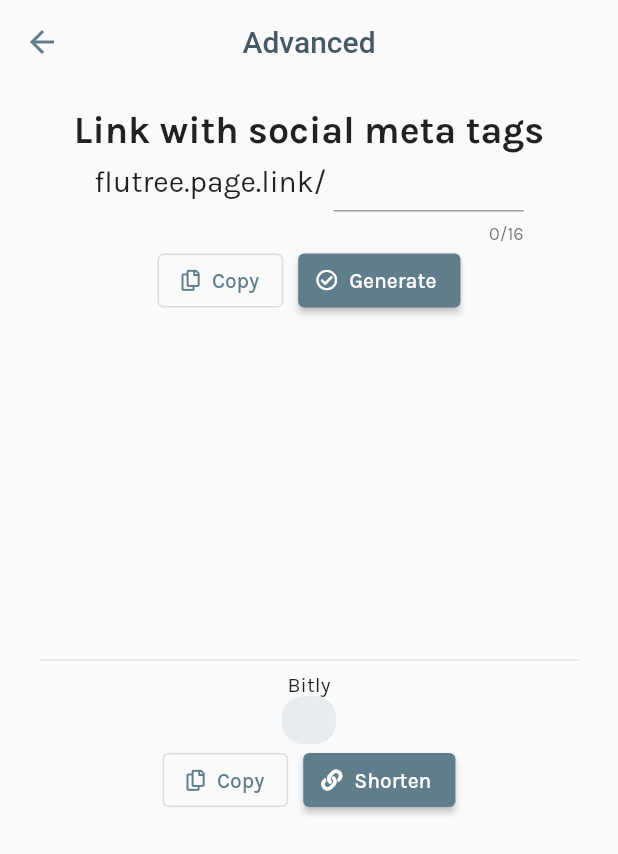
After one commit to flutree/flutree, a Flutter app: the LiveGuide screen opened directly, after a tap on "Advanced link...", on a phone screen of 412 x 824 dp. The commit adds this screen. Shown: the top 854 px of the screen. Run offline on Flutter 3.47's test engine with Material 2 defaults, Android fonts, the phone set to English and light mode, and no system bars; our stand-ins replace cloud_firestore, dio, dotted_border, firebase_analytics, firebase_auth, firebase_core and 12 more; missing offline and left inert: dough, giffy_dialog; accounts and stored records are empty; network calls fail.

Commit message:
:fire: firebase-admob :heavy_plus_sign: google_mobile_ads dependencies upgrade major versions has mage in qrcode ui improvemnet and cleanup share_profile page cleanup firebase_dynamic_links: ^2.0.2 firebase_analytics: ^8.0.2 dio: ^4.0.0 get_storage: ^2.0.2 Create bitly link in app

```diff
--- a/lib/CONSTANTS.dart
+++ b/lib/CONSTANTS.dart
@@ -1,9 +1,14 @@
 library constants;
 
 const kWebappUrl = 'flutree.web.app';
+const kPageUrl = 'flutree.page.link';
 const kPlayStoreUrl =
     'https://play.google.com/store/apps/details?id=com.iqmal.linktreeflutter';
 
 // Gumroard
 const kLinkGumroad = 'https://gum.co/YHweV';
 const kGumroadDiscountLink = 'https://gumroad.com/l/YHweV/8t2062d';
+
+// Get Storage
+const kHasFdlLink = 'hasFdlLink';
+const kFdlLink = 'fdlLink';
--- /dev/null
+++ b/lib/views/customizable/advanced_link.dart
@@ -0,0 +1,235 @@
+import 'dart:convert';
+import 'dart:io';
+
+import 'package:cloud_firestore/cloud_firestore.dart';
+import 'package:dio/dio.dart';
+import 'package:firebase_dynamic_links/firebase_dynamic_links.dart';
+import 'package:flutter/material.dart';
+import 'package:fluttertoast/fluttertoast.dart';
+import 'package:font_awesome_flutter/font_awesome_flutter.dart';
+import 'package:get_storage/get_storage.dart';
+import 'package:linktree_iqfareez_flutter/CONSTANTS.dart';
+import 'package:linktree_iqfareez_flutter/PRIVATE.dart';
+
+class AdvancedLink extends StatefulWidget {
+  AdvancedLink({this.userInfo, this.uniqueLink, this.uniqueCode});
+  final DocumentSnapshot userInfo;
+  final String uniqueLink;
+  final String uniqueCode;
+  @override
+  _AdvancedLinkState createState() => _AdvancedLinkState();
+}
+
+class _AdvancedLinkState extends State<AdvancedLink> {
+  DocumentReference _userData;
+  bool _hasGeneratedFdlLink = false;
+  bool _hasGeneratedBitlyLink = false;
+  String _fdlLink;
+  String _bitlyLink;
+
+  @override
+  void initState() {
+    super.initState();
+    _userData =
+        FirebaseFirestore.instance.collection('links').doc(widget.uniqueCode);
+    _hasGeneratedFdlLink = GetStorage().read(kHasFdlLink) != null;
+    _fdlLink = GetStorage().read(kFdlLink) ?? "";
+  }
+
+  @override
+  Widget build(BuildContext context) {
+    return GestureDetector(
+      onTap: () {
+        FocusScope.of(context).unfocus();
+      },
+      child: Scaffold(
+        resizeToAvoidBottomInset: false,
+        appBar: AppBar(
+          shadowColor: Colors.transparent,
+          backgroundColor: Colors.transparent,
+          iconTheme: IconThemeData(color: Colors.blueGrey),
+          actionsIconTheme: IconThemeData(color: Colors.blueGrey),
+          elevation: 0.0,
+          centerTitle: true,
+          title: Text(
+            'Advanced',
+            style: TextStyle(color: Colors.blueGrey.shade700),
+          ),
+        ),
+        body: Padding(
+          padding: const EdgeInsets.all(16.0),
+          child: Column(
+            children: [
+              Expanded(
+                child: Column(
+                  children: [
+                    Text(
+                      'Link with social meta tags',
+                      style:
+                          TextStyle(fontSize: 25, fontWeight: FontWeight.bold),
+                    ),
+                    SizedBox(height: 5),
+                    Row(
+                      crossAxisAlignment: CrossAxisAlignment.baseline,
+                      textBaseline: TextBaseline.alphabetic,
+                      mainAxisSize: MainAxisSize.min,
+                      children: [
+                        Flexible(
+                          flex: 2,
+                          child: Text(
+                            '$kPageUrl/ ',
+                            style: TextStyle(
+                                fontSize: 20,
+                                textBaseline: TextBaseline.alphabetic),
+                          ),
+                        ),
+                        Flexible(
+                          flex: 1,
+                          child: TextField(
+                            maxLength: 16,
+                            decoration: InputDecoration(
+                              // border: OutlineInputBorder(),
+                              isDense: true,
+                            ),
+                          ),
+                        ),
+                      ],
+                    ),
+                    Row(
+                      mainAxisSize: MainAxisSize.min,
+                      children: [
+                        OutlinedButton.icon(
+                          onPressed: () {},
+                          label: Text('Copy'),
+                          icon: FaIcon(FontAwesomeIcons.copy, size: 14),
+                        ),
+                        SizedBox(width: 5),
+                        SizedBox(width: 5),
+                        ElevatedButton.icon(
+                          onPressed: () {
+                            // DynamicLinkParameters _parameters =
+                            //     DynamicLinkParameters(
+                            //         uriPrefix: 'https://flutree.web.app',
+                            //         link: Uri.parse(widget.uniqueLink));
+                            Fluttertoast.showToast(msg: 'hiihiiih');
+                          },
+                          label: Text(
+                              _hasGeneratedFdlLink ? 'Refresh' : 'Generate'),
+                          icon: FaIcon(
+                              _hasGeneratedFdlLink
+                                  ? FontAwesomeIcons.syncAlt
+                                  : FontAwesomeIcons.checkCircle,
+                              size: 14),
+                        ),
+                      ],
+                    )
+                  ],
+                ),
+              ),
+              Divider(
+                indent: 10,
+                endIndent: 10,
+              ),
+              Expanded(
+                  child: Column(
+                children: [
+                  Text('Bitly'),
+                  Container(
+                    padding: EdgeInsets.symmetric(horizontal: 18, vertical: 8),
+                    decoration: BoxDecoration(
+                        borderRadius: BorderRadius.circular(14.0),
+                        color: Colors.blueGrey.shade100.withAlpha(105)),
+                    child: Text.rich(
+                      TextSpan(
+                          style: TextStyle(
+                            fontSize: 21,
+                          ),
+                          children: [
+                            TextSpan(text: ''),
+                            TextSpan(
+                                text: _bitlyLink,
+                                style: TextStyle(fontWeight: FontWeight.bold)),
+                          ]),
+                      textAlign: TextAlign.center,
+                    ),
+                  ),
+                  Row(
+                    mainAxisSize: MainAxisSize.min,
+                    children: [
+                      OutlinedButton.icon(
+                        onPressed: () {},
+                        label: Text('Copy'),
+                        icon: FaIcon(FontAwesomeIcons.copy, size: 14),
+                      ),
+                      SizedBox(width: 5),
+                      SizedBox(width: 5),
+                      ElevatedButton.icon(
+                        onPressed: _hasGeneratedBitlyLink
+                            ? () {
+                                // DynamicLinkParameters _parameters =
+                                //     DynamicLinkParameters(
+                                //         uriPrefix: 'https://flutree.web.app',
+                                //         link: Uri.parse(widget.uniqueLink));
+                                Fluttertoast.showToast(msg: 'Copy');
+                              }
+                            : () async {
+                                var _jsonBody = {
+                                  "long_url": widget.uniqueLink,
+                                  "domain": "bit.ly",
+                                  "group_guid": "Bl4628jEmC1"
+                                };
+                                var response = await Dio().post(
+                                    'https://api-ssl.bitly.com/v4/shorten',
+                                    options: Options(
+                                      headers: {
+                                        'Authorization':
+                                            'Bearer $kBitlyApiToken',
+                                        Headers.contentTypeHeader:
+                                            'application/json'
+                                      },
+                                    ),
+                                    data: _jsonBody);
+
+                                print(response);
+
+                                switch (response.statusCode) {
+                                  case HttpStatus.ok:
+                                  //TODO: Response message
+                                  case HttpStatus.created:
+                                    //TODO: Respomnse message
+                                    var decoded =
+                                        json.decode(response.toString());
+                                    print(decoded);
+                                    Fluttertoast.showToast(msg: decoded["id"]);
+                                    Fluttertoast.showToast(
+                                        msg: decoded["created_at"]);
+                                    setState(() {
+                                      _hasGeneratedBitlyLink = true;
+                                      _bitlyLink = decoded["id"];
+                                    });
+                                    break;
+                                  default:
+                                    Fluttertoast.showToast(
+                                        msg:
+                                            'Error: ${response.statusCode}: ${response.statusMessage}');
+                                }
+                              },
+                        label:
+                            Text(_hasGeneratedBitlyLink ? 'Copy' : 'Shorten'),
+                        icon: FaIcon(
+                            _hasGeneratedBitlyLink
+                                ? FontAwesomeIcons.copy
+                                : FontAwesomeIcons.link,
+                            size: 14),
+                      ),
+                    ],
+                  )
+                ],
+              ))
+            ],
+          ),
+        ),
+      ),
+    );
+  }
+}
--- a/lib/views/customizable/share_profile.dart
+++ b/lib/views/customizable/share_profile.dart
@@ -1,11 +1,15 @@
-import 'package:firebase_admob/firebase_admob.dart';
+import 'package:cloud_firestore/cloud_firestore.dart';
 import 'package:flutter/foundation.dart' show kIsWeb;
+import 'package:flutter/gestures.dart';
 import 'package:flutter/material.dart';
 import 'package:flutter/services.dart';
 import 'package:fluttertoast/fluttertoast.dart';
 import 'package:font_awesome_flutter/font_awesome_flutter.dart';
 import 'package:giffy_dialog/giffy_dialog.dart';
+import 'package:google_mobile_ads/google_mobile_ads.dart';
 import 'package:linktree_iqfareez_flutter/utils/ads_helper.dart';
+import 'package:linktree_iqfareez_flutter/views/customizable/advanced_link.dart';
+import 'package:linktree_iqfareez_flutter/views/customizable/qrcode_only.dart';
 import 'package:qr_flutter/qr_flutter.dart';
 import 'package:share_plus/share_plus.dart';
 import '../../CONSTANTS.dart';
@@ -14,8 +18,9 @@ import '../../utils/urlLauncher.dart';
 import '../widgets/reuseable.dart';
 
 class LiveGuide extends StatefulWidget {
-  LiveGuide(this.userCode);
+  LiveGuide({this.userCode, this.docs});
   final String userCode;
+  final DocumentSnapshot docs;
 
   @override
   _LiveGuideState createState() => _LiveGuideState();
@@ -29,11 +34,25 @@ class _LiveGuideState extends State<LiveGuide> {
   @override
   void initState() {
     super.initState();
-    _profileLink = '$kWebappUrl/#/${widget.userCode}';
+    _profileLink = '$kWebappUrl/${widget.userCode}';
     _interstitialAd = InterstitialAd(
       adUnitId: kInterstitialShareUnitId,
-        listener: exitAdListener,
-        targetingInfo: AdsHelper.targetingInfo);
+      request: AdsHelper.adRequest,
+      listener: AdListener(
+        onAdLoaded: (ad) {
+          print('ads loaded');
+        },
+        onAdFailedToLoad: (ad, error) {
+          ad.load();
+          print('ads failed to load. Error ${error.message}');
+        },
+        onAdClosed: (ad) {
+          print('ads closed');
+          Navigator.pop(context);
+        },
+        onAdOpened: (ad) => print('ads opened'),
+      ),
+    )..load();
 
     _interstitialAd.load();
   }
@@ -76,23 +95,45 @@ class _LiveGuideState extends State<LiveGuide> {
             ],
           ),
           body: SafeArea(
+            child: Padding(
+              padding: const EdgeInsets.symmetric(horizontal: 28.0),
               child: Container(
                 width: double.infinity,
                 child: OrientationBuilder(
                   builder: (context, orientation) {
                     if (orientation == Orientation.portrait) {
-                    return Column(
+                      return SingleChildScrollView(
+                        child: Column(
                           mainAxisAlignment: MainAxisAlignment.center,
                           crossAxisAlignment: CrossAxisAlignment.center,
                           children: [
+                            SizedBox(height: 25),
                             infoWidget(),
                             SizedBox(height: 20),
+                            OutlinedButton.icon(
+                              onPressed: () {
+                                Navigator.push(
+                                  context,
+                                  MaterialPageRoute(
+                                    builder: (context) => AdvancedLink(
+                                      userInfo: widget.docs,
+                                      uniqueLink: 'https://$_profileLink',
+                                      uniqueCode: widget.userCode,
+                                    ),
+                                  ),
+                                );
+                              },
+                              label: Text('Advanced link...'),
+                              icon: FaIcon(FontAwesomeIcons.angleDoubleRight,
+                                  size: 11),
+                            ),
+                            AskSquishCard(context: context),
                             Padding(
-                          padding: const EdgeInsets.symmetric(
-                              vertical: 12, horizontal: 30),
-                          child: buildDevicesImage(_profileLink),
+                              padding: const EdgeInsets.all(30),
+                              child: generateQrCode(_profileLink),
                             ),
                           ],
+                        ),
                       );
                     } else {
                       return Column(
@@ -105,7 +146,7 @@ class _LiveGuideState extends State<LiveGuide> {
                                 child: Padding(
                                   padding: EdgeInsets.all(8.0),
                                   child: Center(
-                                    child: buildDevicesImage(_profileLink)),
+                                      child: generateQrCode(_profileLink)),
                                 ),
                               ),
                             ],
@@ -119,13 +160,27 @@ class _LiveGuideState extends State<LiveGuide> {
             ),
           ),
         ),
+      ),
     );
   }
 
-  Widget buildDevicesImage(String url) {
-    return QrImage(
+  Widget generateQrCode(String url) {
+    QrImage _image = QrImage(
       data: 'https://$url',
-      size: 200,
+      size: 210,
+      embeddedImage: AssetImage(
+        'images/logo/qrlogo.png',
+      ),
+    );
+    return GestureDetector(
+      onTap: () {
+        Navigator.push(context,
+            MaterialPageRoute(builder: (context) => QrCodeFullScreen(_image)));
+      },
+      child: Hero(
+        tag: 'qrcode',
+        child: _image,
+      ),
     );
   }
 
@@ -134,103 +189,48 @@ class _LiveGuideState extends State<LiveGuide> {
       mainAxisSize: MainAxisSize.min,
       children: [
         Text(
-          'Go to page:',
-          style: TextStyle(fontSize: 16),
-        ),
-        SizedBox(height: 5),
-        Container(
-          padding: EdgeInsets.fromLTRB(12, 2, 0, 2),
-          decoration: BoxDecoration(
-              borderRadius: BorderRadius.circular(14),
-              color: Colors.blueGrey.shade100.withAlpha(105)),
-          child: Row(
-            mainAxisSize: MainAxisSize.min,
-            children: [
-              SelectableText(
-                kWebappUrl,
-                onTap: () =>
-                    Clipboard.setData(ClipboardData(text: 'http://$kWebappUrl'))
-                        .then((value) =>
-                            Fluttertoast.showToast(msg: 'Link copied')),
-                style: TextStyle(fontSize: 24),
-              ),
-              IconButton(
-                onPressed: () => launchURL(context, 'http://$kWebappUrl'),
-                icon: FaIcon(FontAwesomeIcons.externalLinkAlt, size: 18),
-              ),
-            ],
-          ),
-        ),
-        SizedBox(height: 10),
-        Text(
-          'Enter code below',
+          'Your unique link:',
           textAlign: TextAlign.center,
           style: TextStyle(fontSize: 16),
         ),
         SizedBox(height: 5),
         Container(
-          padding: EdgeInsets.fromLTRB(12, 2, 0, 2),
+          padding: EdgeInsets.symmetric(horizontal: 18, vertical: 8),
           decoration: BoxDecoration(
               borderRadius: BorderRadius.circular(14.0),
               color: containerTextColour),
-          child: Row(
+          child: Text.rich(
+            TextSpan(
+                style: TextStyle(
+                  fontSize: 21,
+                ),
+                children: [
+                  TextSpan(text: '$kWebappUrl/'),
+                  TextSpan(
+                      text: widget.userCode,
+                      style: TextStyle(fontWeight: FontWeight.bold)),
+                ]),
+            textAlign: TextAlign.center,
+          ),
+        ),
+        Row(
           mainAxisSize: MainAxisSize.min,
           children: [
-              SelectableText(
-                widget.userCode ?? 'Error',
-                textAlign: TextAlign.center,
-                style: TextStyle(
-                  fontSize: 42,
-                  fontWeight: FontWeight.w600,
-                  letterSpacing: 10,
-                ),
-              ),
-              IconButton(
+            TextButton.icon(
+                label: Text('Copy'),
                 onPressed: () {
-                  Clipboard.setData(ClipboardData(text: widget.userCode))
-                      .then((value) {
-                    Fluttertoast.showToast(msg: 'Copied');
-                  });
-                },
-                icon: FaIcon(
-                  FontAwesomeIcons.copy,
-                  size: 18,
-                ),
-              ),
-            ],
-          ),
-        ),
-        SizedBox(height: 10),
-        Text(
-          'or use the direct url (beta)',
-          textAlign: TextAlign.center,
-          style: TextStyle(fontSize: 16),
-        ),
-        SizedBox(height: 5),
-        Container(
-          padding: EdgeInsets.fromLTRB(12, 2, 0, 2),
-          decoration: BoxDecoration(
-              borderRadius: BorderRadius.circular(14.0),
-              color: containerTextColour),
-          child: Row(
-            mainAxisSize: MainAxisSize.min,
-            children: [
-              SelectableText(
-                _profileLink,
-                onTap: () {
                   Clipboard.setData(
                           ClipboardData(text: 'https://$_profileLink'))
                       .then((value) {
                     Fluttertoast.showToast(msg: 'Copied profile link');
                   });
                 },
-                textAlign: TextAlign.center,
-                style: TextStyle(
-                  fontSize: 18,
-                  fontWeight: FontWeight.w400,
-                ),
-              ),
-              IconButton(
+                icon: FaIcon(
+                  FontAwesomeIcons.copy,
+                  size: 18,
+                )),
+            TextButton.icon(
+              label: Text('Open'),
               onPressed: () => launchURL(context, 'https://$_profileLink'),
               icon: FaIcon(
                 FontAwesomeIcons.externalLinkAlt,
@@ -239,8 +239,57 @@ class _LiveGuideState extends State<LiveGuide> {
             ),
           ],
         ),
+        SizedBox(height: 10),
+        SelectableText.rich(
+          TextSpan(
+            style: TextStyle(fontSize: 17),
+            children: [
+              TextSpan(text: 'Alternatively, go to '),
+              TextSpan(
+                  text: kWebappUrl,
+                  style: TextStyle(
+                      fontWeight: FontWeight.bold, color: Colors.blueAccent),
+                  recognizer: TapGestureRecognizer()
+                    ..onTap = () {
+                      launchURL(context, 'http://$kWebappUrl');
+                    }),
+              TextSpan(text: ' and enter code '),
+              TextSpan(
+                  text: widget.userCode,
+                  style: TextStyle(fontWeight: FontWeight.bold),
+                  recognizer: TapGestureRecognizer()
+                    ..onTap = () {
+                      Clipboard.setData(ClipboardData(text: widget.userCode))
+                          .then((value) {
+                        Fluttertoast.showToast(msg: 'Copied code');
+                      });
+                    })
+            ],
           ),
-        Padding(
+          textAlign: TextAlign.center,
+        ),
+      ],
+    );
+  }
+
+  @override
+  void dispose() {
+    _interstitialAd?.dispose();
+    super.dispose();
+  }
+}
+
+class AskSquishCard extends StatelessWidget {
+  const AskSquishCard({
+    Key key,
+    @required this.context,
+  }) : super(key: key);
+
+  final BuildContext context;
+
+  @override
+  Widget build(BuildContext context) {
+    return Padding(
       padding: const EdgeInsets.symmetric(vertical: 14),
       child: TextButton(
         onPressed: () {
@@ -266,38 +315,6 @@ class _LiveGuideState extends State<LiveGuide> {
           style: dottedUnderlinedStyle(),
         ),
       ),
-        ),
-      ],
     );
   }
-
-  exitAdListener(MobileAdEvent event) {
-    switch (event) {
-      case MobileAdEvent.loaded:
-        print('ads loaded');
-        break;
-      case MobileAdEvent.failedToLoad:
-        _interstitialAd.load();
-        print('ads failed to load');
-        break;
-      case MobileAdEvent.closed:
-        print('ads closed');
-        Navigator.pop(context);
-        break;
-      case MobileAdEvent.opened:
-        print('ads opened');
-        break;
-      case MobileAdEvent.leftApplication:
-        print('ads left application');
-        break;
-      default:
-        print('ads default case');
 }
-  }
-
-  @override
-  void dispose() {
-    _interstitialAd?.dispose();
-    super.dispose();
-  }
-}
```
Also changed, not shown: lib/main.dart (+9 -2 lines), lib/utils/ads_helper.dart (+13 -38 lines), lib/views/customizable/editing_page.dart (+9 -4 lines), lib/views/customizable/qrcode_only.dart (added, +17 -0 lines), lib/views/preview/ads_wrapper.dart (+42 -67 lines), pubspec.yaml (+20 -16 lines), images/logo/qrlogo.png (added), pubspec.lock, 2 other files. Lines whose indentation alone changed are shown as unchanged.
